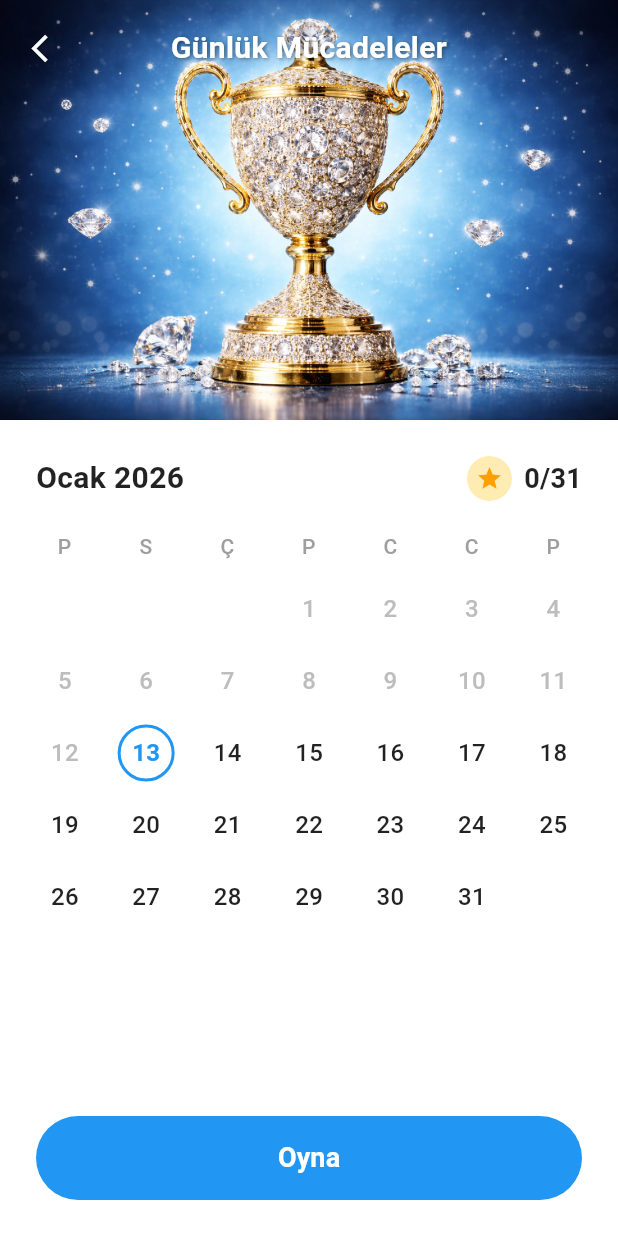
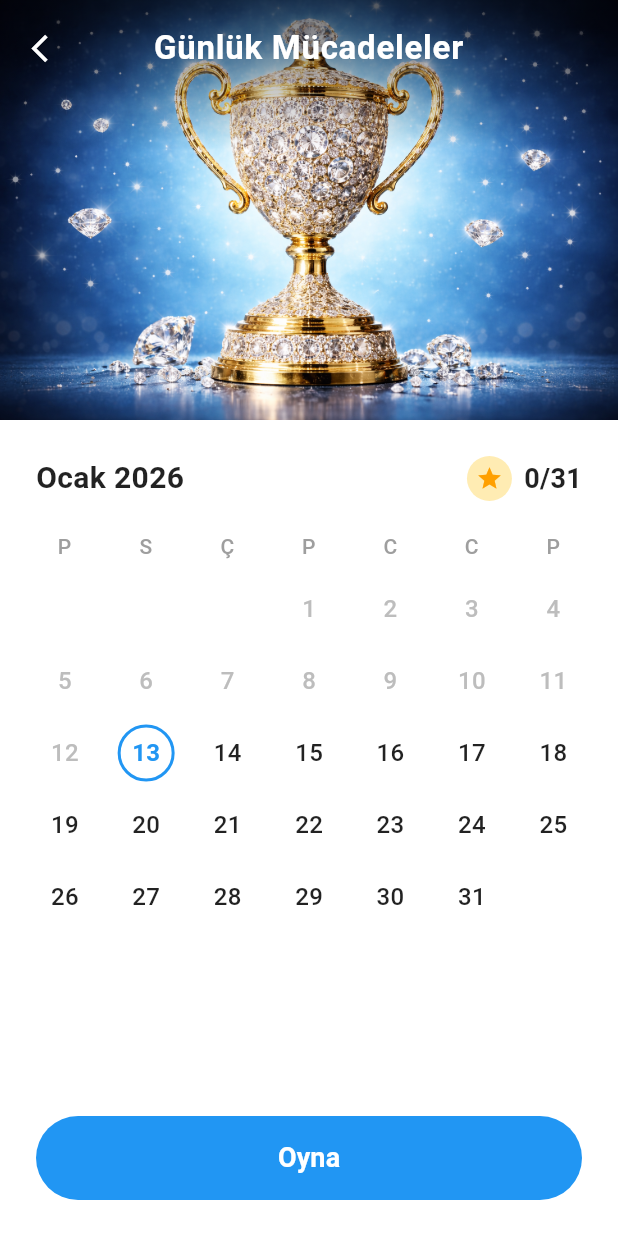
Before and after one commit to gokhananac66/Gokhan, a Flutter app: the DailyChallengeScreen screen opened directly, on a phone screen of 412 x 824 dp. Run offline on Flutter 3.47's test engine with Material 3 defaults, Android fonts, the phone set to English and light mode, and no system bars; our stand-ins replace audioplayers, confetti, firebase_auth, firebase_core, firebase_database, fl_chart and 4 more; missing offline and left inert: in_app_purchase_android, in_app_purchase_storekit; accounts and stored records are empty; statements that could not run were skipped.

```diff
--- a/test_sudoku/lib/screens/daily_challenge_screen.dart
+++ b/test_sudoku/lib/screens/daily_challenge_screen.dart
@@ -69,6 +69,21 @@ class _DailyChallengeScreenState extends State<DailyChallengeScreen> {
                 height: 280,
                 fit: BoxFit.cover,
               ),
+              // Üstte koyu gradient overlay
+              Container(
+                width: double.infinity,
+                height: 100,
+                decoration: const BoxDecoration(
+                  gradient: LinearGradient(
+                    begin: Alignment.topCenter,
+                    end: Alignment.bottomCenter,
+                    colors: [
+                      Colors.black54,
+                      Colors.transparent,
+                    ],
+                  ),
+                ),
+              ),
               // Üstte SafeArea ve geri butonu
               SafeArea(
                 bottom: false,
@@ -86,15 +101,9 @@ class _DailyChallengeScreenState extends State<DailyChallengeScreen> {
                           textAlign: TextAlign.center,
                           style: TextStyle(
                             color: Colors.white,
-                            fontSize: 20,
-                            fontWeight: FontWeight.w600,
-                            shadows: [
-                              Shadow(
-                                offset: Offset(1, 1),
-                                blurRadius: 3,
-                                color: Colors.black45,
-                              ),
-                            ],
+                            fontSize: 22,
+                            fontWeight: FontWeight.bold,
+                            letterSpacing: 0.5,
                           ),
                         ),
                       ),
```
